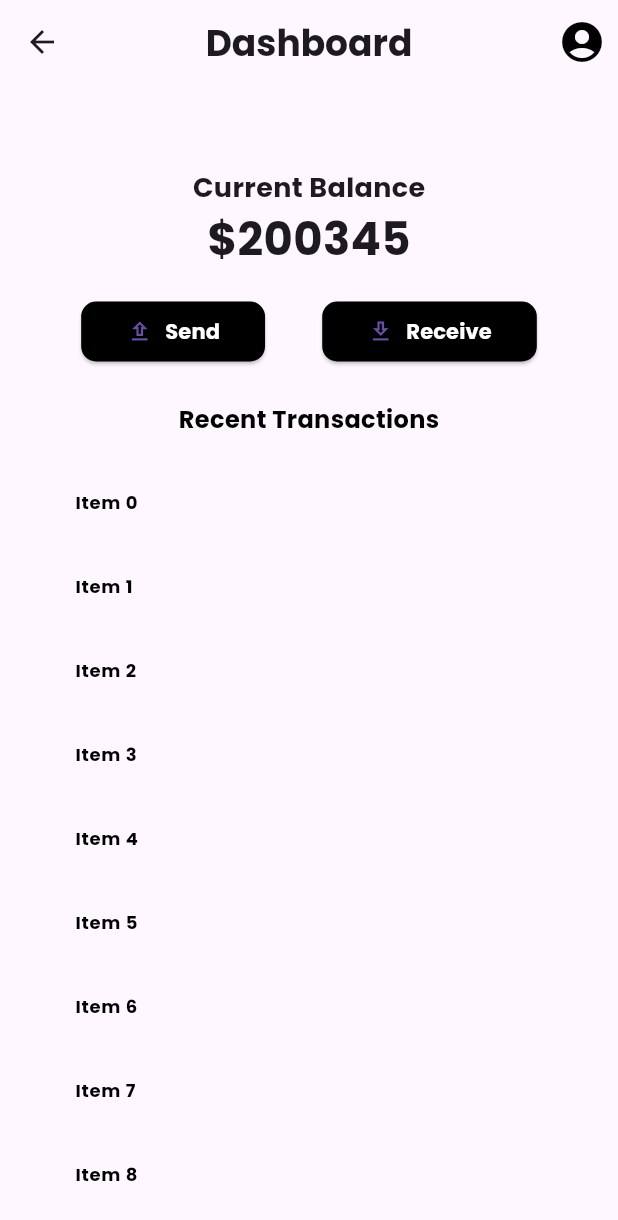
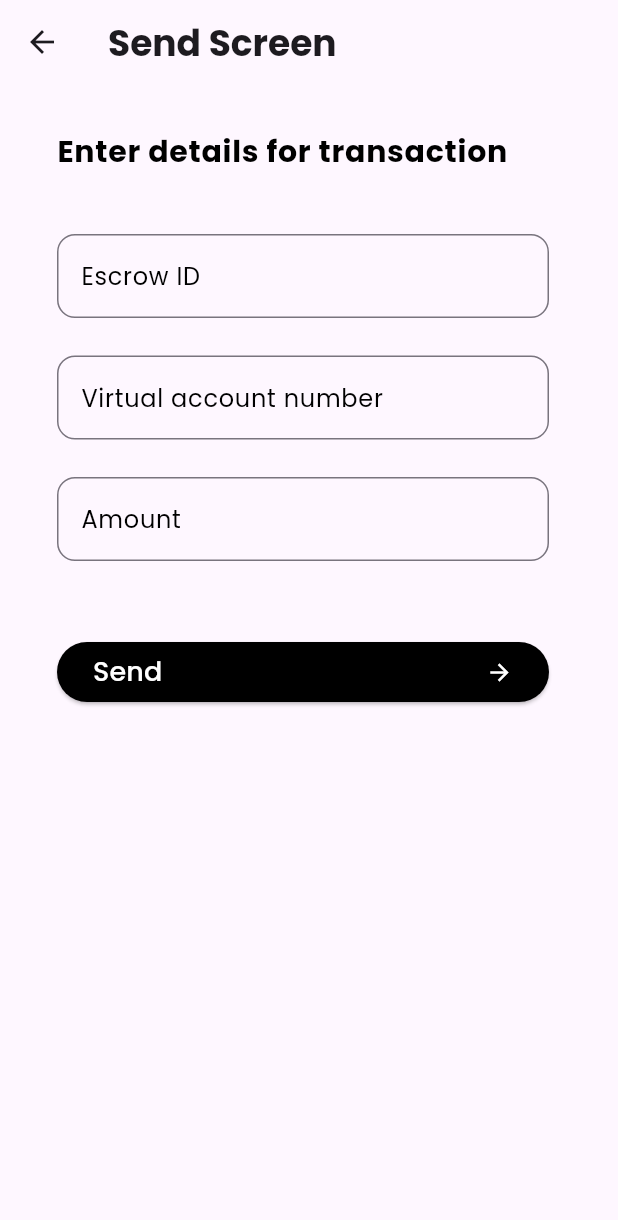
Before and after one commit to supratim1609/Escrow_app, a Flutter app: the HomeScreen screen opened directly, after a tap on "Send", on a phone screen of 412 x 824 dp. Shown: the top 1220 px of the screen. Run offline on Flutter 3.47's test engine with Material 3 defaults, Android fonts, the light colour scheme and no system bars; our stand-ins replace google_fonts.

Commit message:
"Added onPressed function to 'Send' button to navigate to SendScreen"
This commit adds a new import statement for 'sendscreen.dart' and updates the onPressed function of the 'Send' button in the _HomeScreenState class to navigate to the SendScreen.

```diff
--- a/lib/Screens/homescreen.dart
+++ b/lib/Screens/homescreen.dart
@@ -1,4 +1,5 @@
 import 'package:escrow_app/Screens/profilescreen.dart';
+import 'package:escrow_app/Screens/sendscreen.dart';
 import 'package:flutter/material.dart';
 import 'package:google_fonts/google_fonts.dart';
 
@@ -78,7 +79,12 @@ class _HomeScreenState extends State<HomeScreen> {
                           borderRadius: BorderRadius.circular(10),
                         ),
                       ),
-                      onPressed: () {},
+                      onPressed: () {
+                        Navigator.push(
+                          context,
+                          MaterialPageRoute(builder: (context) => SendScreen()),
+                        );
+                      },
                       child: Row(
                         mainAxisAlignment: MainAxisAlignment.center,
                         children: [
--- /dev/null
+++ b/lib/Screens/sendscreen.dart
@@ -0,0 +1,159 @@
+import 'package:flutter/material.dart';
+import 'package:flutter/widgets.dart';
+import 'package:google_fonts/google_fonts.dart';
+
+class SendScreen extends StatefulWidget {
+  const SendScreen({Key? key}) : super(key: key);
+
+  @override
+  State<SendScreen> createState() => _SendScreenState();
+}
+
+class _SendScreenState extends State<SendScreen> {
+  final TextEditingController _escrowID = TextEditingController();
+  final TextEditingController _virtualAC = TextEditingController();
+  final TextEditingController _amount = TextEditingController();
+
+  @override
+  void dispose() {
+    _escrowID.dispose();
+    _virtualAC.dispose();
+    _amount.dispose();
+    super.dispose();
+  }
+
+  @override
+  Widget build(BuildContext context) {
+    return Scaffold(
+      appBar: AppBar(
+        title: Text(
+          "Send Screen",
+          style: GoogleFonts.poppins(
+            fontSize: 24,
+            fontWeight: FontWeight.bold,
+          ),
+        ),
+      ),
+      body: Center(
+        child: Padding(
+          padding: const EdgeInsets.all(22.0),
+          child: ListView.builder(
+              itemCount: 1,
+              itemBuilder: (context, index) {
+                return ListTile(
+                  title: Column(
+                    crossAxisAlignment: CrossAxisAlignment.stretch,
+                    mainAxisAlignment: MainAxisAlignment.center,
+                    children: [
+                      Text(
+                        'Enter details for transaction',
+                        style: GoogleFonts.poppins(
+                          fontSize: 20,
+                          fontWeight: FontWeight.bold,
+                          color: Colors.black,
+                        ),
+                      ),
+                      SizedBox(height: 40),
+                      TextField(
+                        controller: _escrowID,
+                        decoration: InputDecoration(
+                          labelText: 'Escrow ID',
+                          labelStyle: GoogleFonts.poppins(
+                            fontSize: 16,
+                            color: Colors.black,
+                          ),
+                          border: OutlineInputBorder(
+                              borderRadius:
+                                  BorderRadius.all(Radius.circular(12))),
+                        ),
+                      ),
+                      SizedBox(height: 25),
+                      TextField(
+                        controller: _virtualAC,
+                        decoration: InputDecoration(
+                          labelText: 'Virtual account number',
+                          labelStyle: GoogleFonts.poppins(
+                            fontSize: 16,
+                            color: Colors.black,
+                          ),
+                          border: OutlineInputBorder(
+                              borderRadius:
+                                  BorderRadius.all(Radius.circular(12))),
+                        ),
+                      ),
+                      SizedBox(height: 25),
+                      TextField(
+                        controller: _amount,
+                        decoration: InputDecoration(
+                          labelText: 'Amount',
+                          labelStyle: GoogleFonts.poppins(
+                            fontSize: 16,
+                            color: Colors.black,
+                          ),
+                          border: OutlineInputBorder(
+                              borderRadius:
+                                  BorderRadius.all(Radius.circular(12))),
+                        ),
+                      ),
+                      SizedBox(height: 50),
+                      Container(
+                        width: MediaQuery.of(context).size.width,
+                        child: ElevatedButton(
+                            style: ElevatedButton.styleFrom(
+                                backgroundColor: Colors.black),
+                            onPressed: () {
+                              showDialog(
+                                context: context,
+                                builder: (BuildContext context) {
+                                  return AlertDialog(
+                                    title: Text(
+                                      "Payment successful",
+                                      style: GoogleFonts.poppins(
+                                        fontSize: 20,
+                                        fontWeight: FontWeight.bold,
+                                      ),
+                                    ),
+                                    content: Text(
+                                      "Your payment of \$300 is successful",
+                                      style: GoogleFonts.poppins(
+                                        fontSize: 14,
+                                      ),
+                                    ),
+                                    actions: [
+                                      TextButton(
+                                        onPressed: () {
+                                          Navigator.of(context).pop();
+                                        },
+                                        child: Text("OK"),
+                                      ),
+                                    ],
+                                  );
+                                },
+                              );
+                            },
+                            child: Row(
+                              mainAxisAlignment: MainAxisAlignment.spaceBetween,
+                              children: [
+                                Text(
+                                  "Send",
+                                  style: GoogleFonts.poppins(
+                                    fontSize: 18,
+                                    color: Colors.white,
+                                  ),
+                                ),
+                                Icon(
+                                  Icons.arrow_forward,
+                                  color: Colors.white,
+                                ),
+                              ],
+                            )),
+                      )
+                    ],
+                  ),
+                );
+              }),
+        ),
+      ),
+    );
+  }
+}
```
